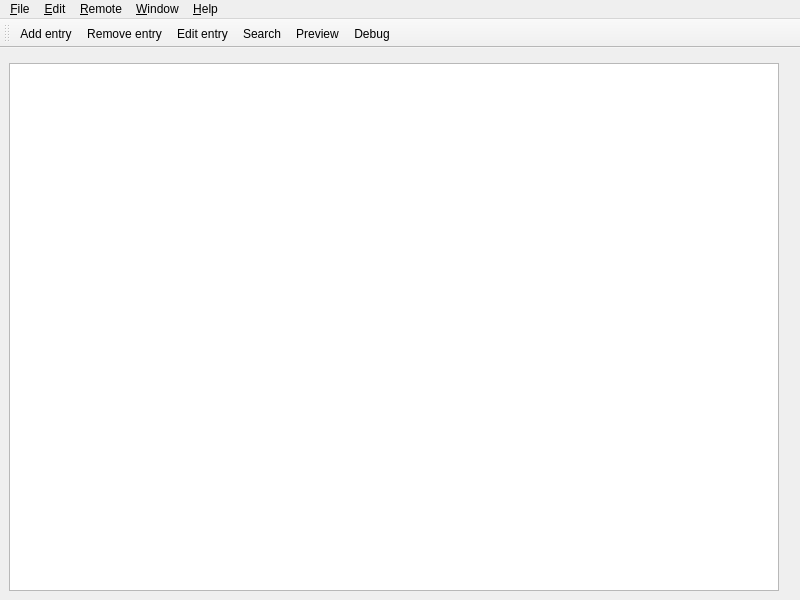
First picture: the form in amt/views/ui/mainwindow.ui, repository eg0rim/amt, before the edit.
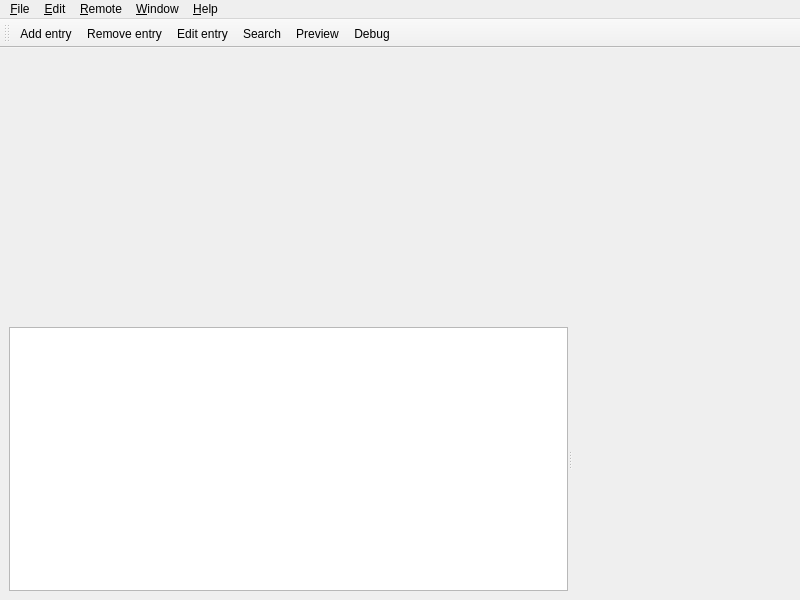
Second picture: the form after the edit. Custom widgets are drawn as their Qt base class.

Commit message: preview enchanced

Patch:
```diff
--- a/amt/views/ui/mainwindow.ui
+++ b/amt/views/ui/mainwindow.ui
@@ -14,21 +14,8 @@
    <string>Article Management Tool</string>
   </property>
   <widget class="QWidget" name="centralwidget">
-   <layout class="QGridLayout" name="gridLayout">
-    <item row="1" column="0">
-     <widget class="AMTTableWidget" name="tableView">
-      <property name="alternatingRowColors">
-       <bool>true</bool>
-      </property>
-      <property name="sortingEnabled">
-       <bool>true</bool>
-      </property>
-      <property name="cornerButtonEnabled">
-       <bool>false</bool>
-      </property>
-     </widget>
-    </item>
-    <item row="0" column="0" colspan="3">
+   <layout class="QVBoxLayout" name="verticalLayout">
+    <item>
      <widget class="AMTSearchInput" name="searchInput" native="true">
       <property name="minimumSize">
        <size>
@@ -38,8 +25,27 @@
       </property>
      </widget>
     </item>
-    <item row="1" column="1">
-     <widget class="AMTPreviewWidget" name="previewWidget" native="true"/>
+    <item>
+     <widget class="QSplitter" name="splitter">
+      <property name="orientation">
+       <enum>Qt::Horizontal</enum>
+      </property>
+      <property name="childrenCollapsible">
+       <bool>false</bool>
+      </property>
+      <widget class="AMTTableWidget" name="tableView">
+       <property name="alternatingRowColors">
+        <bool>true</bool>
+       </property>
+       <property name="sortingEnabled">
+        <bool>true</bool>
+       </property>
+       <property name="cornerButtonEnabled">
+        <bool>false</bool>
+       </property>
+      </widget>
+      <widget class="AMTPreviewWidget" name="previewWidget" native="true"/>
+     </widget>
     </item>
    </layout>
   </widget>
```
The commit also changes 5 other files.
